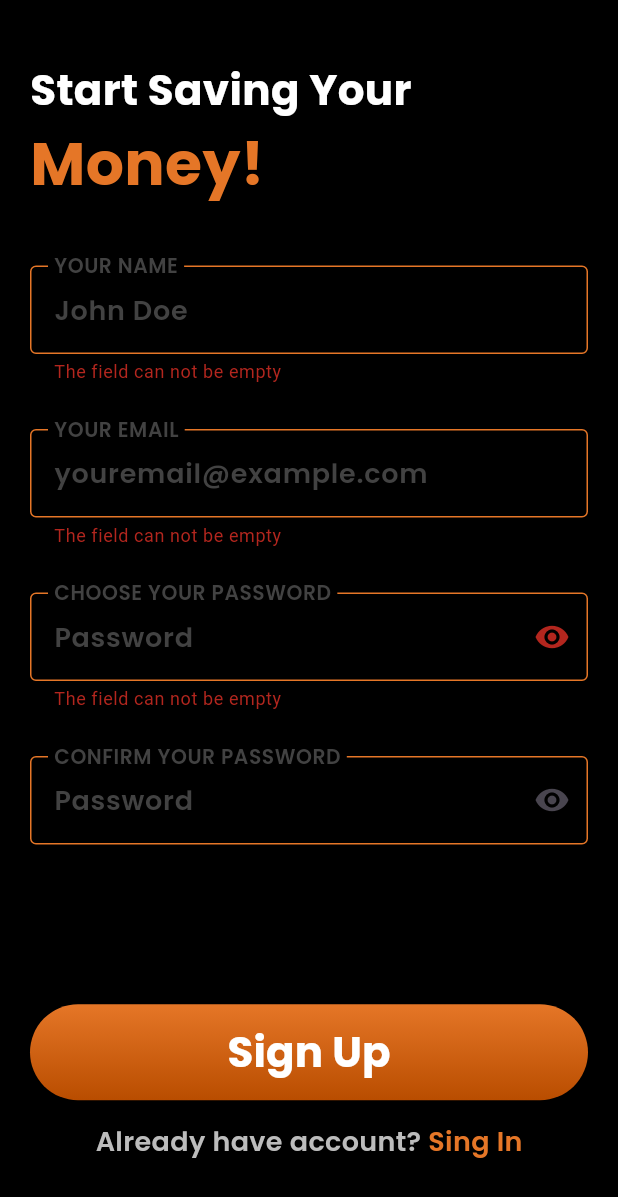
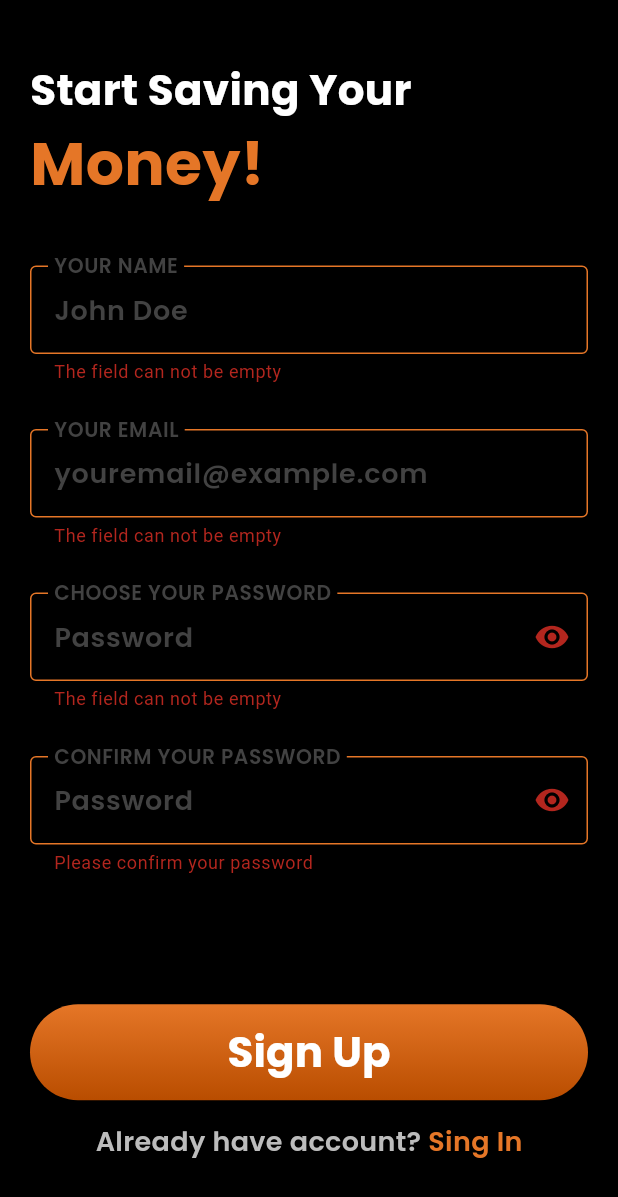
Before and after one commit to ppfuark/WorldSkils, a Flutter app: the screen it shows after launch, after a tap on "Sign Up", on a phone screen of 412 x 824 dp. Shown: the top 1197 px of the screen. Run offline on Flutter 3.47's test engine with Material 3 defaults, Android fonts, the phone set to English and light mode, and no system bars; our stand-ins replace sqflite; accounts and stored records are empty.

Commit message:
FlutterApps[fix]: RegEx and SignUp
'!condition.hasMatch(value.trim())' instead of 'condition.hasMatch(value.trim())'

```diff
--- a/Flutter Apps/fuark_bank/lib/common/utils/validator.dart
+++ b/Flutter Apps/fuark_bank/lib/common/utils/validator.dart
@@ -2,27 +2,32 @@ class Validator {
   Validator._();
 
   static String? validateName(String? value) {
-    final condition = RegExp(r"\b([A-ZÀ-ÿ][-,a-z. ']+[ ]*)+");
+    final condition = RegExp(
+      r"^[A-ZÀ-ÿ][A-Za-zÀ-ÿ' -]*([A-Za-zÀ-ÿ][A-Za-zÀ-ÿ' -]*)*$",
+    );
 
-    if (value != null && value.isEmpty) {
+    if (value == null || value.isEmpty) {
       return "The field can not be empty";
     }
-    if (value != null && condition.hasMatch(value)) {
-      return "Invalid name.";
+    if (!condition.hasMatch(value.trim())) {
+      return "Invalid name. Use only letters, spaces, hyphens and apostrophes";
+    }
+    if (value.trim().length < 2) {
+      return "Name must be at least 2 characters long";
     }
     return null;
   }
 
   static String? validateEmail(String? value) {
     final condition = RegExp(
-      r"/^((?!\.)[\w-_.]*[^.])(@\w+)(\.\w+(\.\w+)?[^.\W])$",
+      r"^[a-zA-Z0-9._%+-]+@[a-zA-Z0-9.-]+\.[a-zA-Z]{2,}$",
     );
 
-    if (value != null && value.isEmpty) {
+    if (value == null || value.isEmpty) {
       return "The field can not be empty";
     }
-    if (value != null && condition.hasMatch(value)) {
-      return "Invalid e-mail.";
+    if (!condition.hasMatch(value)) {
+      return "Invalid e-mail format.";
     }
     return null;
   }
@@ -32,11 +37,11 @@ class Validator {
       r"^(?=.*[a-z])(?=.*[A-Z])(?=.*\d)(?=.*[@$!%*?&])[A-Za-z\d@$!%*?&]{8,}$",
     );
 
-    if (value != null && value.isEmpty) {
+    if (value == null || value.isEmpty) {
       return "The field can not be empty";
     }
-    if (value != null && condition.hasMatch(value)) {
-      return "Invalid e-mail.";
+    if (!condition.hasMatch(value)) {
+      return "Password must contain:\n• At least 8 characters\n• One uppercase letter\n• One lowercase letter\n• One number\n• One special character (@\$!%*?&)";
     }
     return null;
   }
@@ -45,8 +50,11 @@ class Validator {
     String? choosedValue,
     String? confirmedValue,
   ) {
+    if (confirmedValue == null || confirmedValue.isEmpty) {
+      return "Please confirm your password";
+    }
     if (choosedValue != confirmedValue) {
-      return "Passwords do not macth";
+      return "Passwords do not match";
     }
     return null;
   }
--- a/Flutter Apps/fuark_bank/lib/features/sign_up/sign_up_controller.dart
+++ b/Flutter Apps/fuark_bank/lib/features/sign_up/sign_up_controller.dart
@@ -15,7 +15,7 @@ class SignUpController extends ChangeNotifier {
     changeState(SignUpLoadingState());
     await Future.delayed(const Duration(seconds: 2));
     log("LOGINNNNNNNNNNNNNNN");
-    changeState(SignUpSucessState());
+    changeState(SignUpSuccessState());
     return true;
   }
 }
--- a/Flutter Apps/fuark_bank/lib/features/sign_up/sign_up_page.dart
+++ b/Flutter Apps/fuark_bank/lib/features/sign_up/sign_up_page.dart
@@ -1,5 +1,4 @@
-import 'dart:nativewrappers/_internal/vm/lib/developer.dart';
-
+import 'dart:developer';
 import 'package:flutter/material.dart';
 import 'package:fuark_bank/common/constants/app_colors.dart';
 import 'package:fuark_bank/common/constants/app_text_style.dart';
@@ -8,8 +7,9 @@ import 'package:fuark_bank/common/widgets/app_button.dart';
 import 'package:fuark_bank/common/widgets/app_input.dart';
 import 'package:fuark_bank/common/widgets/app_password_input.dart';
 import 'package:fuark_bank/features/sign_up/sign_up_controller.dart';
+import 'package:fuark_bank/features/sign_up/sign_up_state.dart';
 import 'package:fuark_bank/features/splash/splash_page.dart';
-import 'package:fuark_bank/common/utils/validator.dart'; // ensure correct path
+import 'package:fuark_bank/common/utils/validator.dart';
 
 class SignUpPage extends StatefulWidget {
   const SignUpPage({super.key});
@@ -29,6 +29,26 @@ class _SignUpPageState extends State<SignUpPage> {
     super.initState();
     _controller.addListener(() {
       log(_controller.state.toString());
+
+      if (_controller.state is SignUpLoadingState) {
+        showDialog(
+          context: context,
+          barrierDismissible: false,
+          builder: (context) =>
+              const Center(child: CircularProgressIndicator()),
+        );
+      }
+
+      if (_controller.state is SignUpSuccessState) {
+        // Navigate only after success
+        Navigator.of(context).pushAndRemoveUntil(
+          MaterialPageRoute(
+            builder: (context) =>
+                const Scaffold(body: Center(child: Text("New Page"))),
+          ),
+          (route) => false,
+        );
+      }
     });
   }
 
@@ -75,8 +95,6 @@ class _SignUpPageState extends State<SignUpPage> {
                     Form(
                       key: _formKey,
                       child: Column(
-                        spacing: 30,
-                        mainAxisAlignment: MainAxisAlignment.spaceBetween,
                         children: [
                           AppInput(
                             label: "Your name",
@@ -84,11 +102,13 @@ class _SignUpPageState extends State<SignUpPage> {
                             inputFormatters: [UppercaseTextFormater()],
                             validator: Validator.validateName,
                           ),
+                          const SizedBox(height: 30),
                           AppInput(
                             label: "Your email",
                             placeholder: "youremail@example.com",
                             validator: Validator.validateEmail,
                           ),
+                          const SizedBox(height: 30),
                           AppPasswordInput(
                             textEditingController: _passwordController,
                             placeholder: "Password",
@@ -97,6 +117,7 @@ class _SignUpPageState extends State<SignUpPage> {
                                 "Your password must be at least 8 characters, one uppercase letter, one number and one special character",
                             validator: Validator.validatePassword,
                           ),
+                          const SizedBox(height: 30),
                           AppPasswordInput(
                             textEditingController: _confirmPasswordController,
                             placeholder: "Password",
@@ -120,12 +141,10 @@ class _SignUpPageState extends State<SignUpPage> {
                     mainAxisAlignment: MainAxisAlignment.center,
                     children: [
                       AppButton(
-                        onPressed: () {
-                          final valid =
-                              _formKey.currentState?.validate() != null;
-                          _formKey.currentState!.validate();
-                          if (valid) {
-                            _controller.doSignUp();
+                        onPressed: () async {
+                          // Fix validation logic
+                          if (_formKey.currentState!.validate()) {
+                            await _controller.doSignUp();
                           }
                         },
                         label: "Sign Up",
--- a/Flutter Apps/fuark_bank/lib/features/sign_up/sign_up_state.dart
+++ b/Flutter Apps/fuark_bank/lib/features/sign_up/sign_up_state.dart
@@ -2,7 +2,7 @@ abstract class SignUpState {}
 
 class SignUpLoadingState extends SignUpState {}
 
-class SignUpSucessState extends SignUpState {}
+class SignUpSuccessState extends SignUpState {}
 
 class SignUpErrorState extends SignUpState {}
 
```
Also changed, not shown: 1 other file.
